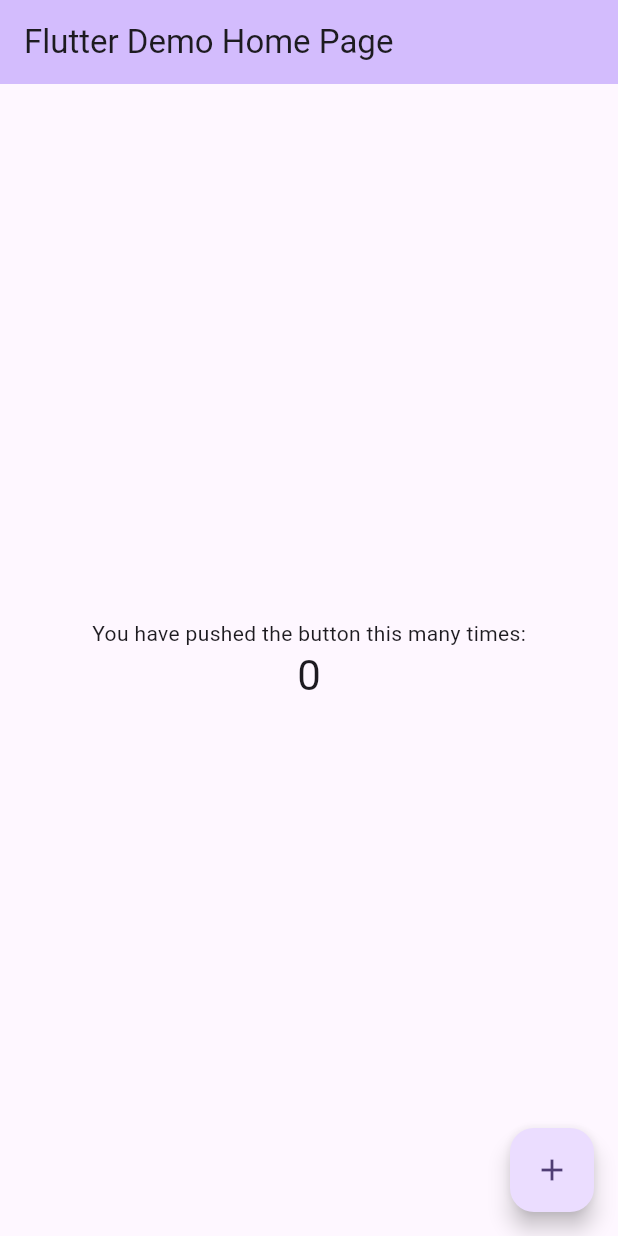
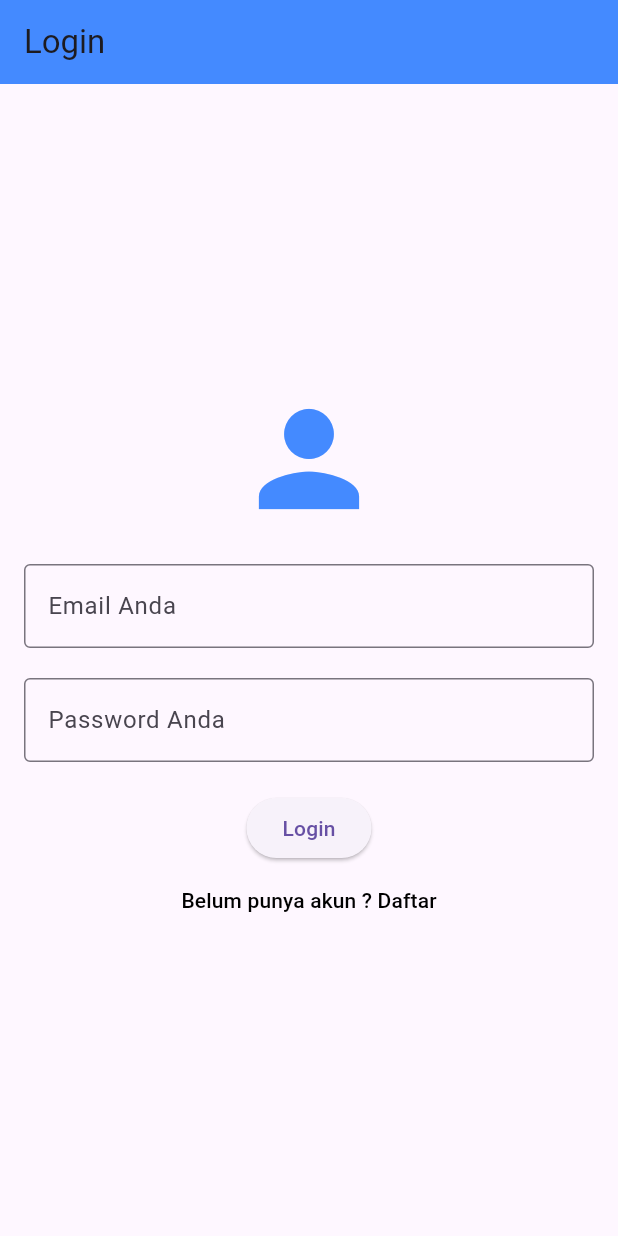
Before and after one commit to fakerryugan/uts_1, a Flutter app: the screen it shows after launch, on a phone screen of 412 x 824 dp. Run offline on Flutter 3.47's test engine with Material 3 defaults, Android fonts, the phone set to English and light mode, and no system bars.

Commit message:
percobaan 2

```diff
--- /dev/null
+++ b/lib/login_page.dart
@@ -0,0 +1,45 @@
+import 'package:flutter/material.dart';
+
+class LoginPage extends StatelessWidget {
+  Widget build(BuildContext context) {
+    return Scaffold(
+      appBar: AppBar(
+        title: Text('Login'),
+        backgroundColor: Colors.blueAccent,
+      ),
+      body: Padding(
+        padding: const EdgeInsets.all(16.0),
+        child: Column(
+          mainAxisAlignment: MainAxisAlignment.center,
+          children: [
+            Icon(Icons.person, size: 100, color: Colors.blueAccent),
+            SizedBox(height: 20),
+            TextField(
+              decoration: InputDecoration(
+                  labelText: 'Email Anda', border: OutlineInputBorder()),
+            ),
+            SizedBox(height: 20),
+            TextField(
+              decoration: InputDecoration(
+                  labelText: 'Password Anda', border: OutlineInputBorder()),
+              obscureText: true,
+            ),
+            SizedBox(height: 20),
+            ElevatedButton(
+              onPressed: () {},
+              child: Text('Login'),
+            ),
+            TextButton(
+                onPressed: () {
+                  Navigator.pushNamed(context, '/register');
+                },
+                child: Text(
+                  'Belum punya akun ? Daftar',
+                  style: TextStyle(color: Colors.black),
+                ))
+          ],
+        ),
+      ),
+    );
+  }
+}
--- a/lib/main.dart
+++ b/lib/main.dart
@@ -1,125 +1,25 @@
 import 'package:flutter/material.dart';
+import 'package:uts_1/login_page.dart';
+import 'package:uts_1/register_page.dart';
 
 void main() {
-  runApp(const MyApp());
+  runApp(MyApp());
 }
 
 class MyApp extends StatelessWidget {
-  const MyApp({super.key});
-
-  // This widget is the root of your application.
-  @override
   Widget build(BuildContext context) {
     return MaterialApp(
-      title: 'Flutter Demo',
+      debugShowCheckedModeBanner: false,
+      title: 'Login/Register Flutter',
       theme: ThemeData(
-        // This is the theme of your application.
-        //
-        // TRY THIS: Try running your application with "flutter run". You'll see
-        // the application has a purple toolbar. Then, without quitting the app,
-        // try changing the seedColor in the colorScheme below to Colors.green
-        // and then invoke "hot reload" (save your changes or press the "hot
-        // reload" button in a Flutter-supported IDE, or press "r" if you used
-        // the command line to start the app).
-        //
-        // Notice that the counter didn't reset back to zero; the application
-        // state is not lost during the reload. To reset the state, use hot
-        // restart instead.
-        //
-        // This works for code too, not just values: Most code changes can be
-        // tested with just a hot reload.
-        colorScheme: ColorScheme.fromSeed(seedColor: Colors.deepPurple),
-        useMaterial3: true,
+        primarySwatch: Colors.blue,
       ),
-      home: const MyHomePage(title: 'Flutter Demo Home Page'),
+      initialRoute: '/',
+      routes: {
+        '/': (context) => LoginPage(),
+        '/resgister': (context) => RegisterPage(),
+        // '/profil' : (context)=> ProfilePage(),
+      },
     );
   }
 }
-
-class MyHomePage extends StatefulWidget {
-  const MyHomePage({super.key, required this.title});
-
-  // This widget is the home page of your application. It is stateful, meaning
-  // that it has a State object (defined below) that contains fields that affect
-  // how it looks.
-
-  // This class is the configuration for the state. It holds the values (in this
-  // case the title) provided by the parent (in this case the App widget) and
-  // used by the build method of the State. Fields in a Widget subclass are
-  // always marked "final".
-
-  final String title;
-
-  @override
-  State<MyHomePage> createState() => _MyHomePageState();
-}
-
-class _MyHomePageState extends State<MyHomePage> {
-  int _counter = 0;
-
-  void _incrementCounter() {
-    setState(() {
-      // This call to setState tells the Flutter framework that something has
-      // changed in this State, which causes it to rerun the build method below
-      // so that the display can reflect the updated values. If we changed
-      // _counter without calling setState(), then the build method would not be
-      // called again, and so nothing would appear to happen.
-      _counter++;
-    });
-  }
-
-  @override
-  Widget build(BuildContext context) {
-    // This method is rerun every time setState is called, for instance as done
-    // by the _incrementCounter method above.
-    //
-    // The Flutter framework has been optimized to make rerunning build methods
-    // fast, so that you can just rebuild anything that needs updating rather
-    // than having to individually change instances of widgets.
-    return Scaffold(
-      appBar: AppBar(
-        // TRY THIS: Try changing the color here to a specific color (to
-        // Colors.amber, perhaps?) and trigger a hot reload to see the AppBar
-        // change color while the other colors stay the same.
-        backgroundColor: Theme.of(context).colorScheme.inversePrimary,
-        // Here we take the value from the MyHomePage object that was created by
-        // the App.build method, and use it to set our appbar title.
-        title: Text(widget.title),
-      ),
-      body: Center(
-        // Center is a layout widget. It takes a single child and positions it
-        // in the middle of the parent.
-        child: Column(
-          // Column is also a layout widget. It takes a list of children and
-          // arranges them vertically. By default, it sizes itself to fit its
-          // children horizontally, and tries to be as tall as its parent.
-          //
-          // Column has various properties to control how it sizes itself and
-          // how it positions its children. Here we use mainAxisAlignment to
-          // center the children vertically; the main axis here is the vertical
-          // axis because Columns are vertical (the cross axis would be
-          // horizontal).
-          //
-          // TRY THIS: Invoke "debug painting" (choose the "Toggle Debug Paint"
-          // action in the IDE, or press "p" in the console), to see the
-          // wireframe for each widget.
-          mainAxisAlignment: MainAxisAlignment.center,
-          children: <Widget>[
-            const Text(
-              'You have pushed the button this many times:',
-            ),
-            Text(
-              '$_counter',
-              style: Theme.of(context).textTheme.headlineMedium,
-            ),
-          ],
-        ),
-      ),
-      floatingActionButton: FloatingActionButton(
-        onPressed: _incrementCounter,
-        tooltip: 'Increment',
-        child: const Icon(Icons.add),
-      ), // This trailing comma makes auto-formatting nicer for build methods.
-    );
-  }
-}
```
Also changed, not shown: lib/register_page.dart (added, +56 -0 lines).
